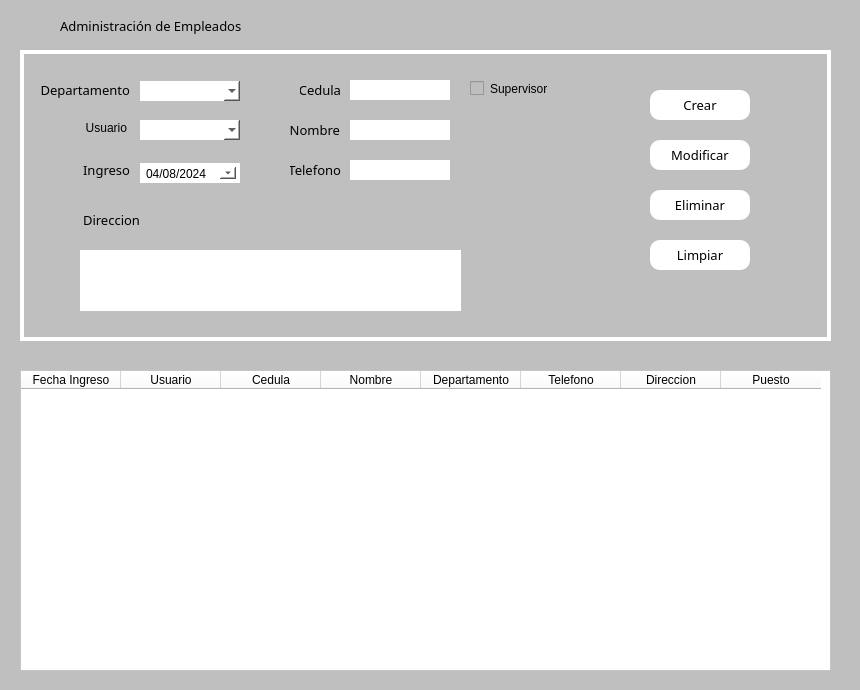
Old version of the form src/003_empleados.ui in the repository rvqzs/tresPatitos.
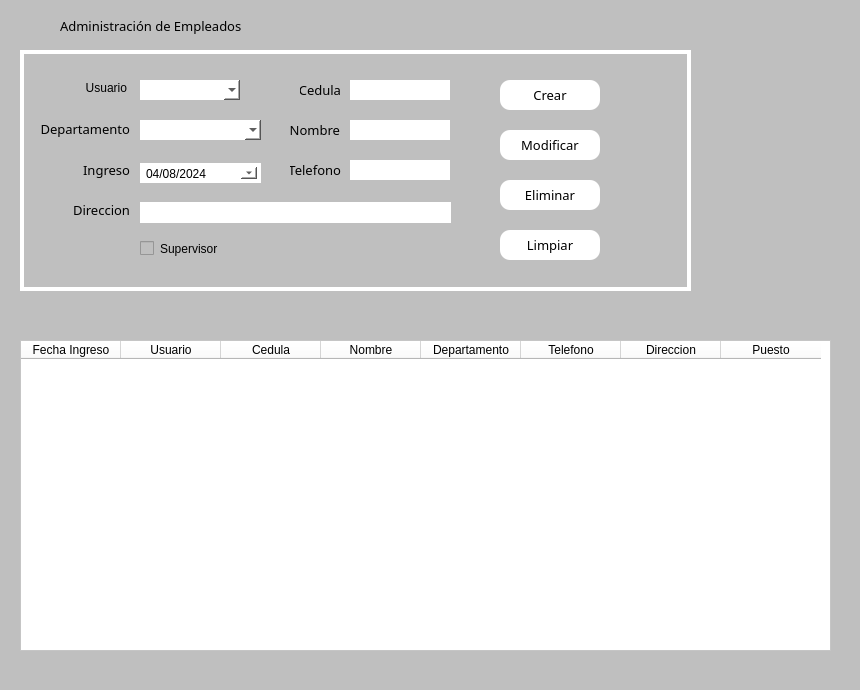
New version of the form. Icons and pictures are not drawn.

Commit message: PYQT .ui Files Update (Desing)

Patch:
```diff
--- a/src/003_empleados.ui
+++ b/src/003_empleados.ui
@@ -66,11 +66,17 @@
    <property name="geometry">
     <rect>
      <x>20</x>
-     <y>370</y>
+     <y>340</y>
      <width>811</width>
-     <height>301</height>
+     <height>311</height>
     </rect>
    </property>
+   <property name="sizePolicy">
+    <sizepolicy hsizetype="Expanding" vsizetype="Expanding">
+     <horstretch>10</horstretch>
+     <verstretch>20</verstretch>
+    </sizepolicy>
+   </property>
    <property name="styleSheet">
     <string notr="true">background-color: rgb(255, 255, 255);</string>
    </property>
@@ -164,8 +170,8 @@
     <rect>
      <x>20</x>
      <y>50</y>
-     <width>811</width>
-     <height>291</height>
+     <width>671</width>
+     <height>241</height>
     </rect>
    </property>
    <property name="styleSheet">
@@ -182,7 +188,7 @@
     <property name="geometry">
      <rect>
       <x>60</x>
-      <y>70</y>
+      <y>30</y>
       <width>47</width>
       <height>16</height>
      </rect>
@@ -202,7 +208,7 @@
     <property name="geometry">
      <rect>
       <x>120</x>
-      <y>70</y>
+      <y>30</y>
       <width>100</width>
       <height>20</height>
      </rect>
@@ -361,7 +367,7 @@
     <property name="geometry">
      <rect>
       <x>20</x>
-      <y>30</y>
+      <y>69</y>
       <width>90</width>
       <height>20</height>
      </rect>
@@ -432,7 +438,7 @@
      <rect>
       <x>120</x>
       <y>113</y>
-      <width>100</width>
+      <width>121</width>
       <height>20</height>
      </rect>
     </property>
@@ -478,8 +484,8 @@
    <widget class="QCheckBox" name="chckBoxIsSupervisor">
     <property name="geometry">
      <rect>
-      <x>450</x>
-      <y>30</y>
+      <x>120</x>
+      <y>190</y>
       <width>91</width>
       <height>17</height>
      </rect>
@@ -496,8 +502,8 @@
     <property name="geometry">
      <rect>
       <x>120</x>
-      <y>31</y>
-      <width>100</width>
+      <y>70</y>
+      <width>121</width>
       <height>20</height>
      </rect>
     </property>
@@ -509,8 +515,8 @@
    <widget class="QLabel" name="lblDireccion">
     <property name="geometry">
      <rect>
-      <x>60</x>
-      <y>160</y>
+      <x>50</x>
+      <y>150</y>
       <width>60</width>
       <height>20</height>
      </rect>
@@ -544,8 +550,8 @@
    <widget class="QPushButton" name="bttLimpiarEmpleado">
     <property name="geometry">
      <rect>
-      <x>630</x>
-      <y>190</y>
+      <x>480</x>
+      <y>180</y>
       <width>100</width>
       <height>30</height>
      </rect>
@@ -590,8 +596,8 @@
    <widget class="QPushButton" name="bttEliminarEmpleado">
     <property name="geometry">
      <rect>
-      <x>630</x>
-      <y>140</y>
+      <x>480</x>
+      <y>130</y>
       <width>100</width>
       <height>30</height>
      </rect>
@@ -636,8 +642,8 @@
    <widget class="QPushButton" name="bttCrearEmpleado">
     <property name="geometry">
      <rect>
-      <x>630</x>
-      <y>40</y>
+      <x>480</x>
+      <y>30</y>
       <width>100</width>
       <height>30</height>
      </rect>
@@ -686,8 +692,8 @@
    <widget class="QPushButton" name="bttModificarEmpleado">
     <property name="geometry">
      <rect>
-      <x>630</x>
-      <y>90</y>
+      <x>480</x>
+      <y>80</y>
       <width>100</width>
       <height>30</height>
      </rect>
@@ -732,10 +738,10 @@
    <widget class="QLineEdit" name="txtDireccion">
     <property name="geometry">
      <rect>
-      <x>60</x>
-      <y>200</y>
-      <width>381</width>
-      <height>61</height>
+      <x>120</x>
+      <y>152</y>
+      <width>311</width>
+      <height>21</height>
      </rect>
     </property>
     <property name="styleSheet">
```
The commit also changes 6 other files.
